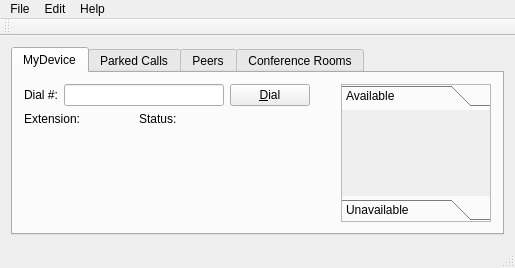
Qt form src/ui/qtasteriskdesktopmain.ui (dwatson78/Qt-Asterisk-Desktop) before a commit.
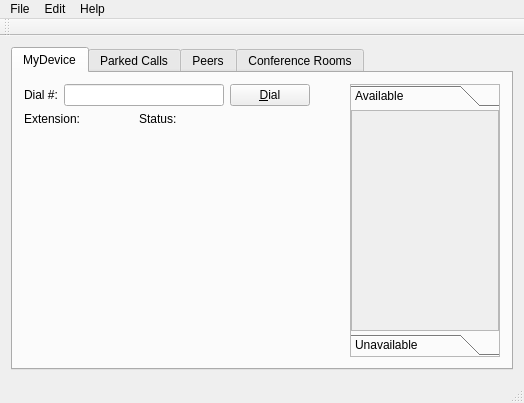
The same form after that commit. Custom widgets are drawn as their Qt base class.

Commit message: Added beginning code for draggable QToolBox support. This is a Work-In-Progress.

```diff
--- a/src/ui/qtasteriskdesktopmain.ui
+++ b/src/ui/qtasteriskdesktopmain.ui
@@ -6,8 +6,8 @@
    <rect>
     <x>0</x>
     <y>0</y>
-    <width>515</width>
-    <height>268</height>
+    <width>524</width>
+    <height>403</height>
    </rect>
   </property>
   <property name="windowTitle">
@@ -62,8 +62,8 @@
             <rect>
              <x>0</x>
              <y>0</y>
-             <width>148</width>
-             <height>83</height>
+             <width>157</width>
+             <height>218</height>
             </rect>
            </property>
            <attribute name="label">
@@ -71,11 +71,32 @@
            </attribute>
            <layout class="QVBoxLayout" name="verticalLayout_4">
             <property name="spacing">
-             <number>2</number>
+             <number>0</number>
             </property>
             <property name="margin">
+             <number>0</number>
+            </property>
+            <item>
+             <widget class="ScrollAreaAutoScrollOnDrag" name="scrollArea">
+              <property name="widgetResizable">
+               <bool>true</bool>
+              </property>
+              <widget class="QWidget" name="scrollAreaWidgetContents">
+               <property name="geometry">
+                <rect>
+                 <x>0</x>
+                 <y>0</y>
+                 <width>155</width>
+                 <height>216</height>
+                </rect>
+               </property>
+               <layout class="QVBoxLayout" name="verticalLayout">
+                <property name="spacing">
              <number>2</number>
             </property>
+                <property name="margin">
+                 <number>0</number>
+                </property>
             <item>
              <layout class="QVBoxLayout" name="_layoutSipPeersAvail">
               <property name="spacing">
@@ -90,11 +111,15 @@
               </property>
               <property name="sizeHint" stdset="0">
                <size>
-                <width>0</width>
-                <height>468</height>
+                    <width>20</width>
+                    <height>40</height>
                </size>
               </property>
              </spacer>
+                </item>
+               </layout>
+              </widget>
+             </widget>
             </item>
            </layout>
           </widget>
@@ -369,7 +394,7 @@
     <rect>
      <x>0</x>
      <y>0</y>
-     <width>515</width>
+     <width>524</width>
      <height>23</height>
     </rect>
    </property>
@@ -427,6 +452,19 @@
   </action>
  </widget>
  <layoutdefault spacing="6" margin="11"/>
+ <customwidgets>
+  <customwidget>
+   <class>ToolBoxDragAndDrop</class>
+   <extends>QToolBox</extends>
+   <header>src/toolboxdraganddrop.h</header>
+   <container>1</container>
+  </customwidget>
+  <customwidget>
+   <class>ScrollAreaAutoScrollOnDrag</class>
+   <extends>QScrollArea</extends>
+   <header>src/toolboxdraganddrop.h</header>
+  </customwidget>
+ </customwidgets>
  <resources/>
  <connections/>
 </ui>
```
Left out of the diff: 6 changed lines with no effect on the pictures. Lines whose indentation alone changed are shown as unchanged. The commit also changes 6 other files.
